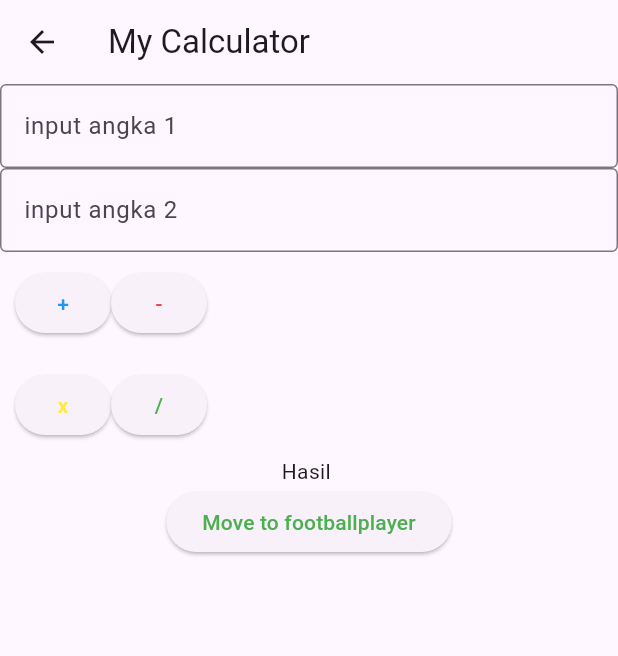
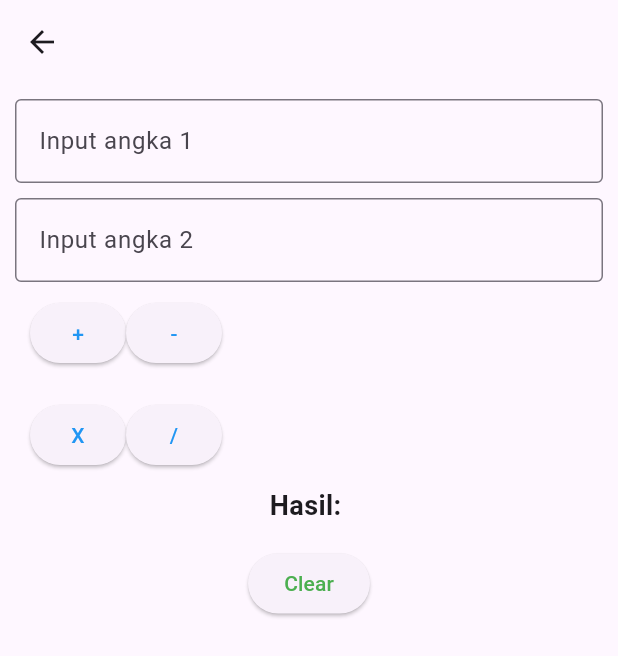
Before and after one commit to XOsmar969/tugas1_part2_flutter_11pplg1_27, a Flutter app: the CalculatorPage screen opened by its route, on a phone screen of 412 x 824 dp. Shown: the top 656 px of the screen. Run offline on Flutter 3.47's test engine with Material 3 defaults, Android fonts, the phone set to English and light mode, and no system bars; our stand-ins replace get.

Commit message:
pesan commit pertama

```diff
--- a/latihan1/lib/pages/calculator_page.dart
+++ b/latihan1/lib/pages/calculator_page.dart
@@ -1,9 +1,9 @@
 import 'package:flutter/material.dart';
 import 'package:get/get.dart';
+import 'package:flutter/services.dart';
 import 'package:latihan1/controllers/calculator_controller.dart';
 import 'package:latihan1/routes/routes.dart';
 import 'package:latihan1/widgets/widget_button.dart';
-import 'package:latihan1/widgets/widget_textfield.dart';
 
 class CalculatorPage extends StatelessWidget {
   CalculatorPage({super.key});
@@ -11,71 +11,102 @@ class CalculatorPage extends StatelessWidget {
   final CalculatorController calculatorController = Get.put(
     CalculatorController(),
   );
+
   @override
   Widget build(BuildContext context) {
     return Scaffold(
-      appBar: AppBar(title: Text("My Calculator")),
+      appBar: AppBar(
+        leading: IconButton(
+          icon: const Icon(Icons.arrow_back),
+          onPressed: () {
+            Get.offAllNamed(AppRoutes.login);
+          },
+        ),
+      ),
       body: Container(
+        padding: const EdgeInsets.all(10),
         child: Column(
+          crossAxisAlignment: CrossAxisAlignment.center,
           children: [
-            MyTextField(
-              textEditingController: calculatorController.txtAngka1,
-              labelText: "input angka 1",
+            TextField(
+              controller: calculatorController.txtAngka1,
+              decoration: const InputDecoration(
+                labelText: "Input angka 1",
+                border: OutlineInputBorder(),
+              ),
+              keyboardType: TextInputType.number,
+              inputFormatters: [
+                FilteringTextInputFormatter.digitsOnly,
+              ], // hanya angka
             ),
-            MyTextField(
-              textEditingController: calculatorController.txtAngka2,
-              labelText: "input angka 2",
+            const SizedBox(height: 10),
+
+            TextField(
+              controller: calculatorController.txtAngka2,
+              decoration: const InputDecoration(
+                labelText: "Input angka 2",
+                border: OutlineInputBorder(),
+              ),
+              keyboardType: TextInputType.number,
+              inputFormatters: [
+                FilteringTextInputFormatter.digitsOnly,
+              ], // hanya angka
             ),
+
             Container(
-              margin: EdgeInsets.all(10),
+              margin: const EdgeInsets.all(10),
               child: Row(
                 children: [
                   CustomButton(
                     text: "+",
                     textColor: Colors.blue,
-                    onPressed: () {
-                      calculatorController.tambah();
-                    },
+                    onPressed: () => calculatorController.tambah(),
                   ),
                   CustomButton(
                     text: "-",
-                    textColor: Colors.red,
-                    onPressed: () {
-                      calculatorController.kurang();
-                    },
+                    textColor: Colors.blue,
+                    onPressed: () => calculatorController.kurang(),
                   ),
                 ],
               ),
             ),
             Container(
-              margin: EdgeInsets.all(10),
+              margin: const EdgeInsets.all(10),
               child: Row(
                 children: [
                   CustomButton(
-                    text: "x",
-                    textColor: Colors.yellow,
-                    onPressed: () {
-                      calculatorController.kali();
-                    },
+                    text: "X",
+                    textColor: Colors.blue,
+                    onPressed: () => calculatorController.kali(),
                   ),
                   CustomButton(
                     text: "/",
-                    textColor: Colors.green,
-                    onPressed: () {
-                      calculatorController.bagi();
-                    },
+                    textColor: Colors.blue,
+                    onPressed: () => calculatorController.bagi(),
                   ),
                 ],
               ),
             ),
-            Obx(() => Text("Hasil " + calculatorController.Hasil.value)),
+
+            Obx(
+              () => Text(
+                "Hasil: ${calculatorController.Hasil.value}",
+                style: const TextStyle(
+                  fontSize: 18,
+                  fontWeight: FontWeight.bold,
+                ),
+              ),
+            ),
+
+            const SizedBox(height: 15),
+
             CustomButton(
-              text: "Move to footballplayer",
+              text: "Clear",
               textColor: Colors.green,
-              onPressed: () {
-                Get.toNamed(AppRoutes.footballplayer);
-              },
+              onPressed: () => calculatorController.clear(),
             ),
+
+            const SizedBox(height: 10),
           ],
         ),
       ),
--- a/latihan1/lib/routes/pages.dart
+++ b/latihan1/lib/routes/pages.dart
@@ -1,14 +1,19 @@
-
+import 'package:latihan1/login_page.dart';
 import 'package:get/get.dart';
+import 'package:latihan1/pages/home_page.dart';
 import 'package:latihan1/pages/calculator_page.dart';
 import 'package:latihan1/pages/football_edit_page.dart';
 import 'package:latihan1/pages/football_page.dart';
 import 'package:latihan1/routes/routes.dart';
+import 'package:latihan1/register_page.dart ';
 
 class AppPages {
   static final pages = [
+    GetPage(name: AppRoutes.login, page: () => const LoginPage()),
+    GetPage(name: AppRoutes.register, page: () => const RegisterPage()),
+    GetPage(name: AppRoutes.home, page: () => HomePage()),
     GetPage(name: AppRoutes.calculator, page: () => CalculatorPage()),
-    GetPage(name: AppRoutes.footballplayer, page: () => FootballPage()),
-    GetPage(name: AppRoutes.footballeditplayer, page: () => FootballEditPage()),
+    GetPage(name: AppRoutes.footballplayers, page: () => FootballPage()),
+    GetPage(name: AppRoutes.footballEdit, page: () => FootballEditPage()),
   ];
 }
--- a/latihan1/lib/routes/routes.dart
+++ b/latihan1/lib/routes/routes.dart
@@ -1,6 +1,25 @@
+import 'package:get/get.dart';
+import 'package:latihan1/login_page.dart';
+import 'package:latihan1/pages/home_page.dart';
+import 'package:latihan1/register_page.dart';
+import 'package:latihan1/pages/calculator_page.dart';
+import 'package:latihan1/pages/football_page.dart';
+import 'package:latihan1/pages/football_edit_page.dart';
+
 class AppRoutes {
- static const String calculator = "/calculator";
- static const String footballplayer = "/footballplayer";
- static const String footballeditplayer = "/footballEdit";
+  static const String login = '/login';
+  static const String register = '/register';
+  static const String home = '/home';
+  static const String calculator = '/calculator';
+  static const String footballplayers = '/footballplayers';
+  static const String footballEdit = '/footballEdit';
 
+  static final routes = [
+    GetPage(name: login, page: () => const LoginPage()),
+    GetPage(name: register, page: () => const RegisterPage()),
+    GetPage(name: home, page: () => HomePage()),
+    GetPage(name: calculator, page: () => CalculatorPage()),
+    GetPage(name: footballplayers, page: () => FootballPage()),
+    GetPage(name: footballEdit, page: () => FootballEditPage()),
+  ];
 }
--- a/latihan1/pubspec.yaml
+++ b/latihan1/pubspec.yaml
@@ -30,6 +30,7 @@ environment:
 dependencies:
   flutter:
     sdk: flutter
+
 
   # The following adds the Cupertino Icons font to your application.
   # Use with the CupertinoIcons class for iOS style icons.
```
Also changed, not shown: latihan1/lib/controllers/footbal_controller.dart (+4 -4 lines), latihan1/lib/controllers/home_controller.dart (added, +42 -0 lines), latihan1/lib/login_page.dart (+86 -38 lines), latihan1/lib/main.dart (+4 -4 lines), latihan1/lib/pages/football_edit_page.dart (+26 -10 lines), latihan1/lib/pages/football_page.dart (+13 -17 lines), latihan1/lib/pages/home_page.dart (added, +83 -0 lines), latihan1/lib/pages/profil_page.dart (added, +67 -0 lines), latihan1/lib/register_page.dart (+5 -10 lines), latihan1/lib/widgets/main_menu.dart (added, +188 -0 lines), 1 other file.
